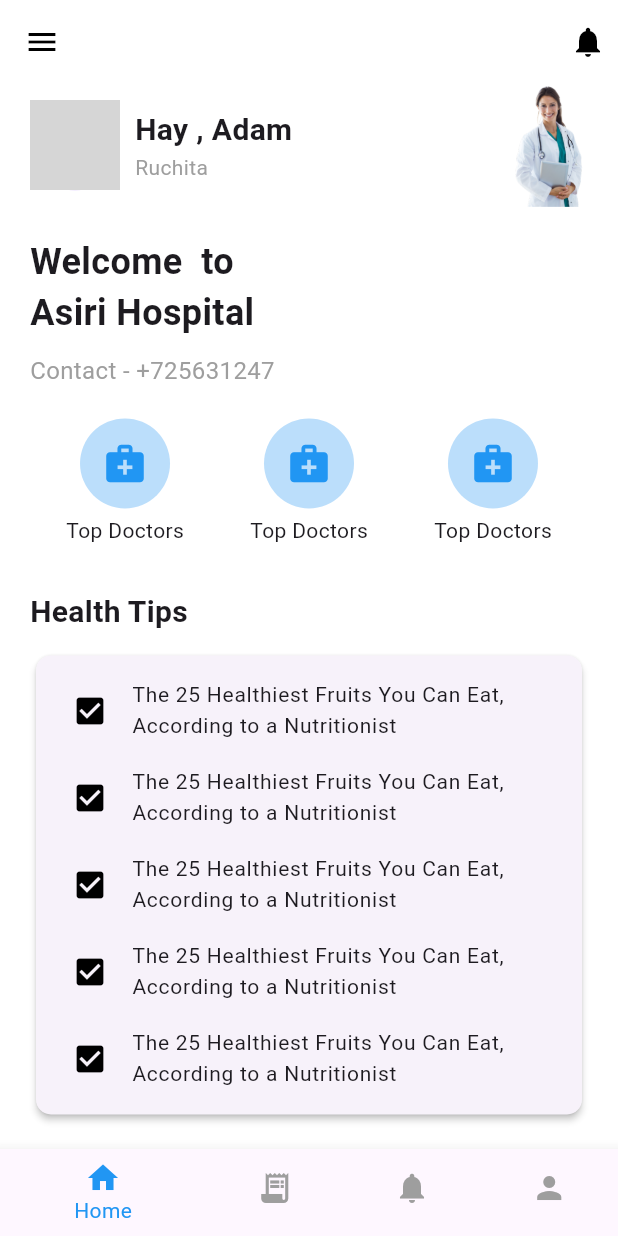
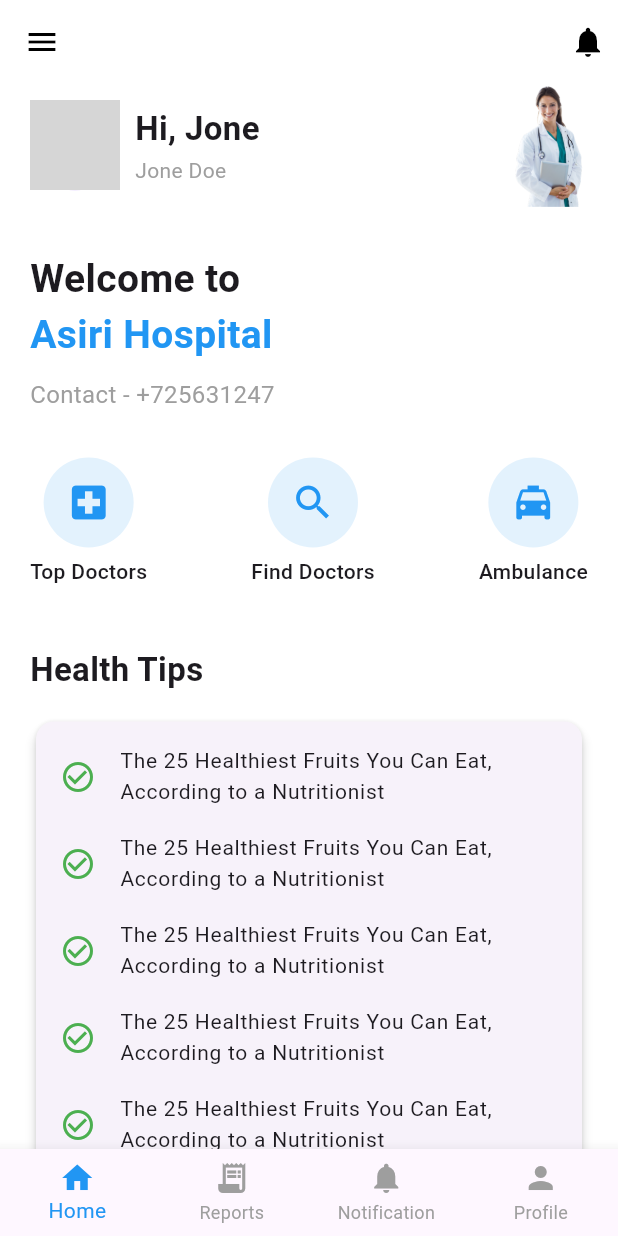
Before and after one commit to SumindaBandara/HelthcareMobileApp, a Flutter app: the Home1 screen opened by its route, on a phone screen of 412 x 824 dp. Run offline on Flutter 3.47's test engine with Material 3 defaults, Android fonts, the phone set to English and light mode, and no system bars; our stand-ins replace cloud_firestore, firebase_core; accounts and stored records are empty; network calls fail; grey boxes are pictures that could not be loaded.

```diff
--- a/lib/Sign_in.dart
+++ b/lib/Sign_in.dart
@@ -1,4 +1,5 @@
 import 'package:flutter/material.dart';
+
 import 'Sign_up.dart';
 
 class Sign_in extends StatefulWidget {
@@ -100,6 +101,8 @@ class _Sign_inState extends State<Sign_in> {
               // Sign In button
               ElevatedButton(
                 onPressed: () {
+                  Navigator.pushNamed(context, '/one');
+
                   // Sign in logic would go here
                 },
                 style: ElevatedButton.styleFrom(
--- a/lib/home1.dart
+++ b/lib/home1.dart
@@ -1,7 +1,7 @@
 import 'package:flutter/material.dart';
 
 class Home1 extends StatelessWidget {
-  const Home1 ({super.key});
+  const Home1({super.key});
 
   @override
   Widget build(BuildContext context) {
@@ -25,70 +25,69 @@ class Home1 extends StatelessWidget {
         ],
       ),
       body: SingleChildScrollView(
+        child: Padding(
+          padding: const EdgeInsets.symmetric(horizontal: 20.0),
           child: Column(
             crossAxisAlignment: CrossAxisAlignment.start,
             children: [
               // Header Section
-            Padding(
-              padding: const EdgeInsets.symmetric(horizontal: 20.0),
-              child: Row(
+              Row(
                 children: [
                   const CircleAvatar(
                     radius: 30,
                     backgroundImage: NetworkImage(
-                        'https://via.placeholder.com/150'), // Replace with actual image
+                        'https://img.freepik.com/free-vector/blue-circle-with-white-user_78370-4707.jpg'),
                   ),
                   const SizedBox(width: 10),
                   Column(
                     crossAxisAlignment: CrossAxisAlignment.start,
-                    children: [
+                    children: const [
                       Text(
-                        'Hay , Adam',
+                        'Hi, Jone',
                         style: TextStyle(
-                          fontSize: 20,
-                          fontWeight: FontWeight.bold,
+                          fontSize: 22,
+                          fontWeight: FontWeight.w600,
                         ),
                       ),
+                      SizedBox(height: 2),
                       Text(
-                        'Ruchita',
+                        'Jone Doe',
                         style: TextStyle(
                           fontSize: 14,
                           color: Colors.grey,
                         ),
                       ),
-
                     ],
                   ),
                   const Spacer(),
-                  Image.asset("images/female.png",// Replace with doctor image
+                  Image.asset(
+                    "images/female.png",
                     width: 50,
                   ),
                 ],
               ),
-            ),
-            const SizedBox(height: 20),
+              const SizedBox(height: 30),
 
               // Welcome Section
-            Padding(
-              padding: const EdgeInsets.symmetric(horizontal: 20.0),
-              child: Column(
+              Column(
                 crossAxisAlignment: CrossAxisAlignment.start,
-                children: [
+                children: const [
                   Text(
-                    'Welcome  to',
+                    'Welcome to',
                     style: TextStyle(
-                      fontSize: 24,
+                      fontSize: 26,
                       fontWeight: FontWeight.bold,
                     ),
                   ),
                   Text(
                     'Asiri Hospital',
                     style: TextStyle(
-                      fontSize: 24,
+                      fontSize: 26,
                       fontWeight: FontWeight.bold,
+                      color: Colors.blue,
                     ),
                   ),
-                  const SizedBox(height: 10),
+                  SizedBox(height: 10),
                   Text(
                     'Contact - +725631247',
                     style: TextStyle(
@@ -98,52 +97,45 @@ class Home1 extends StatelessWidget {
                   ),
                 ],
               ),
-            ),
-
-            const SizedBox(height: 20),
+              const SizedBox(height: 30),
 
               // Navigation Buttons
               Row(
-              mainAxisAlignment: MainAxisAlignment.spaceEvenly,
+                mainAxisAlignment: MainAxisAlignment.spaceBetween,
                 children: [
                   _buildNavItemWithNavigation(
-                    context, Icons.medical_services, 'Top Doctors', '/three'),
+                      context, Icons.local_hospital, 'Top Doctors', '/three'),
                   _buildNavItemWithNavigation(
-                    context, Icons.medical_services, 'Top Doctors', '/four'),
+                      context, Icons.search, 'Find Doctors', '/four'),
                   _buildNavItemWithNavigation(
-                    context, Icons.medical_services, 'Top Doctors', '/four'),
+                      context, Icons.local_taxi, 'Ambulance', '/four'),
                 ],
               ),
-
-            const SizedBox(height: 30),
+              const SizedBox(height: 40),
 
               // Health Tips Section
-            Padding(
-              padding: const EdgeInsets.symmetric(horizontal: 20.0),
-              child: Text(
+              const Text(
                 'Health Tips',
                 style: TextStyle(
-                  fontSize: 20,
+                  fontSize: 22,
                   fontWeight: FontWeight.bold,
                 ),
               ),
+              const SizedBox(height: 15),
+              Card(
+                shape: RoundedRectangleBorder(
+                  borderRadius: BorderRadius.circular(12),
                 ),
-            const SizedBox(height: 10),
-            Padding(
-              padding: const EdgeInsets.symmetric(horizontal: 20.0),
-              child: Card(
-                shape: RoundedRectangleBorder(
-                  borderRadius: BorderRadius.circular(10),
-                ),
-                elevation: 2,
+                elevation: 3,
                 child: Padding(
-                  padding: const EdgeInsets.all(8.0),
+                  padding: const EdgeInsets.symmetric(vertical: 8.0),
                   child: Column(
                     children: List.generate(
                       5,
                       (index) => ListTile(
-                        leading: const Icon(Icons.check_box, color: Colors.black),
-                        title: Text(
+                        leading: const Icon(Icons.check_circle_outline,
+                            color: Colors.green),
+                        title: const Text(
                           'The 25 Healthiest Fruits You Can Eat, According to a Nutritionist',
                           style: TextStyle(fontSize: 14),
                         ),
@@ -152,8 +144,9 @@ class Home1 extends StatelessWidget {
                   ),
                 ),
               ),
+              const SizedBox(height: 20),
+            ],
           ),
-          ],
         ),
       ),
 
@@ -162,6 +155,7 @@ class Home1 extends StatelessWidget {
         selectedItemColor: Colors.blue,
         unselectedItemColor: Colors.grey,
         currentIndex: 0,
+        type: BottomNavigationBarType.fixed,
         items: const [
           BottomNavigationBarItem(
             icon: Icon(Icons.home),
@@ -184,25 +178,34 @@ class Home1 extends StatelessWidget {
     );
   }
 
-  // Function to build navigation item
-  Column _buildNavItemWithNavigation(BuildContext context, IconData icon, String label, String route) {
-    return Column(
+  // Function to build navigation item with tap
+  Widget _buildNavItemWithNavigation(
+      BuildContext context, IconData icon, String label, String route) {
+    return GestureDetector(
+      onTap: () {
+        Navigator.pushNamed(context, route);
+      },
+      child: Column(
         children: [
           CircleAvatar(
             radius: 30,
-          backgroundColor: Colors.blue[100],
+            backgroundColor: Colors.blue[50],
             child: Icon(
               icon,
               color: Colors.blue,
               size: 30,
             ),
           ),
-        const SizedBox(height: 5),
+          const SizedBox(height: 6),
           Text(
             label,
-          style: TextStyle(fontSize: 14),
+            style: const TextStyle(
+              fontSize: 14,
+              fontWeight: FontWeight.w500,
+            ),
           ),
         ],
+      ),
     );
   }
 }
--- a/pubspec.yaml
+++ b/pubspec.yaml
@@ -45,6 +45,8 @@ dev_dependencies:
   # package. See that file for information about deactivating specific lint
   # rules and activating additional ones.
   flutter_lints: ^5.0.0
+  firebase_core: ^2.0.0
+  cloud_firestore: ^4.0.0
 
 # For information on the generic Dart part of this file, see the
 # following page: https://dart.dev/tools/pub/pubspec
```
Also changed, not shown: lib/doctor_card.dart (added, +99 -0 lines), lib/main.dart (+7 -9 lines), lib/models/topdoctor.dart (+13 -43 lines), lib/models/user_model.dart (added, +15 -0 lines), lib/services/doctor_service.dart (added, +30 -0 lines), lib/topdoctor.dart (+26 -94 lines), pubspec.lock, 11 other files. Lines whose indentation alone changed are shown as unchanged.
